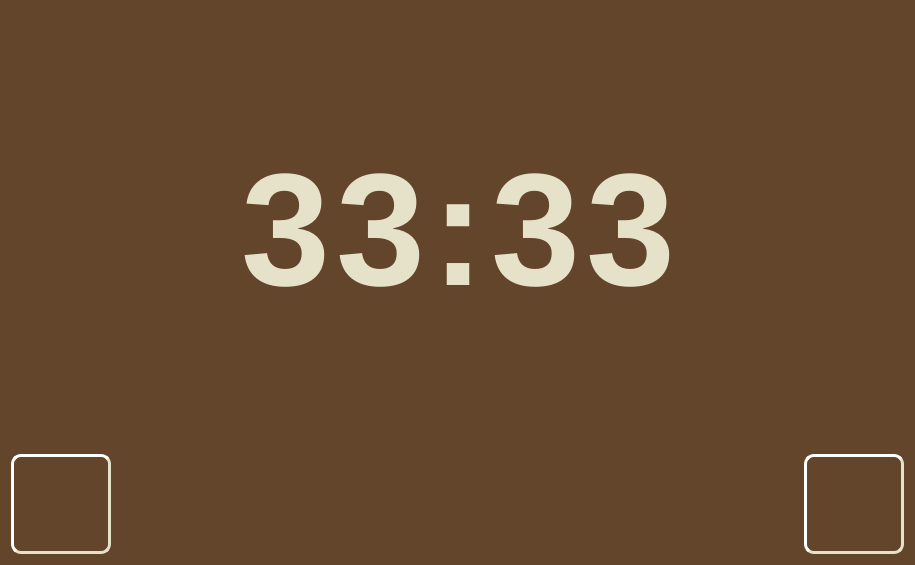
First picture: the form in dialogsettimeoralarm.ui, repository cilo72/raspi_clock, before the edit.
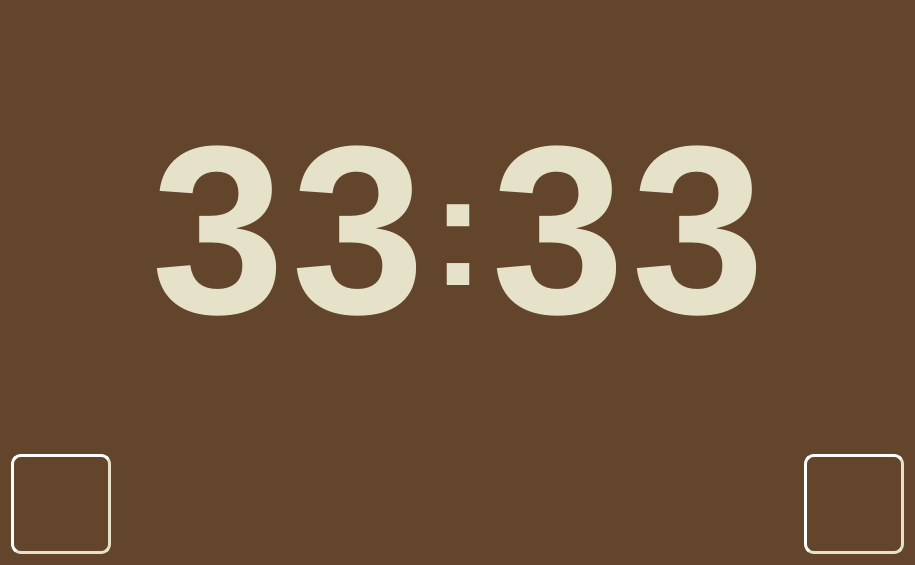
Second picture: the form after the edit. Icons and pictures are not drawn.

What changed in the file:
```diff
--- a/dialogsettimeoralarm.ui
+++ b/dialogsettimeoralarm.ui
@@ -64,7 +64,7 @@
        <property name="font">
         <font>
          <family>Liberation Sans</family>
-         <pointsize>120</pointsize>
+         <pointsize>180</pointsize>
          <bold>true</bold>
         </font>
        </property>
@@ -104,7 +104,7 @@
        <property name="font">
         <font>
          <family>Liberation Sans</family>
-         <pointsize>120</pointsize>
+         <pointsize>180</pointsize>
          <bold>true</bold>
         </font>
        </property>
@@ -124,7 +124,7 @@
        <property name="font">
         <font>
          <family>Liberation Sans</family>
-         <pointsize>120</pointsize>
+         <pointsize>180</pointsize>
          <bold>true</bold>
         </font>
        </property>
@@ -144,7 +144,7 @@
        <property name="font">
         <font>
          <family>Liberation Sans</family>
-         <pointsize>120</pointsize>
+         <pointsize>180</pointsize>
          <bold>true</bold>
         </font>
        </property>
```
